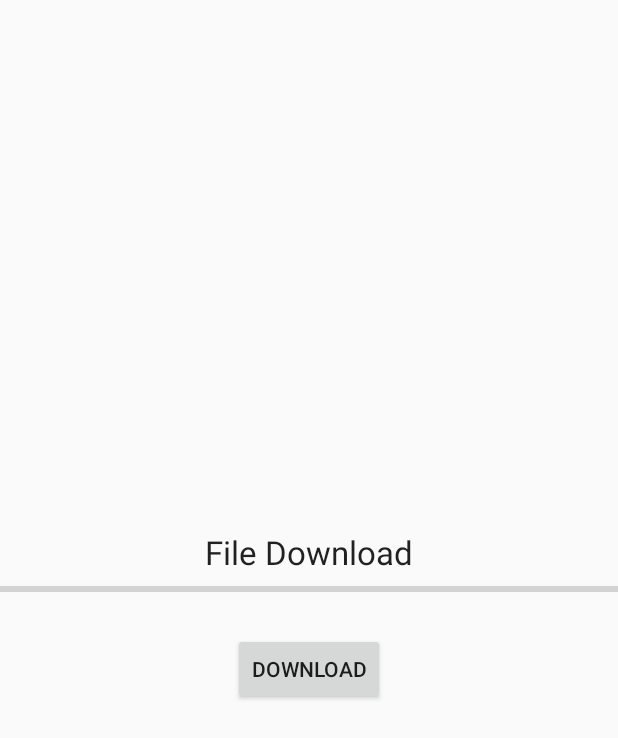
After one commit to Akais24/CS496_BestEver, an Android app: the layout layout.xml on its own in the app's theme, with its tools: preview values and no code run, on a phone screen of 412 x 824 dp. The commit adds this screen. Shown: the top 738 px of the screen. Run offline under Robolectric (Android 15) with nearby library versions, the phone set to English and light mode, and no system bars.

Commit message:
B 탭 갤러리 업로드 다운로드 1차적 성공

```diff
--- a/app/build.gradle
+++ b/app/build.gradle
@@ -31,4 +31,5 @@ dependencies {
     implementation 'jp.wasabeef:glide-transformations:3.3.0'
     implementation 'jp.co.cyberagent.android.gpuimage:gpuimage-library:1.4.1'
     implementation 'com.android.support:cardview-v7:23.0.+'
+    implementation 'com.koushikdutta.ion:ion:2.+'
 }
--- a/app/src/main/java/com/example/q/swipe_tab/Fragment1/Fragment1.java
+++ b/app/src/main/java/com/example/q/swipe_tab/Fragment1/Fragment1.java
@@ -24,7 +24,7 @@ public class Fragment1 extends Fragment /*implements View.OnClickListener*/ {
     //@Nullable
     @Override
     public View onCreateView(LayoutInflater inflater, ViewGroup container, Bundle savedInstanceState) {
-        View view = inflater.inflate(R.layout.fragment1, container, false);
+        View view = inflater.inflate(R.layout.fragment1_floating_recycler, container, false);
         return view;
     }
 
--- a/app/src/main/java/com/example/q/swipe_tab/Fragment2/mRecyclerAdapter.java
+++ b/app/src/main/java/com/example/q/swipe_tab/Fragment2/mRecyclerAdapter.java
@@ -100,7 +100,8 @@ public class mRecyclerAdapter extends RecyclerView.Adapter<mRecyclerAdapter.View
                                 File f1 = new File(mBasePath + "/" + mdata[position]);
                                 if(f1.delete()){
                                     mdata = file.list();
-                                    notifyItemRemoved(position);
+//                                    notifyItemRemoved(position);
+                                    notifyDataSetChanged();
                                     Toast.makeText(mContext, "사진이 삭제되었습니다.", Toast.LENGTH_SHORT).show();
                                 }else{
                                     Toast.makeText(mContext, "사진 삭제에 실패했습니다. 사진 파일이 있는지 확인해주십시오.", Toast.LENGTH_SHORT).show();
--- /dev/null
+++ b/app/src/main/res/layout/layout.xml
@@ -0,0 +1,40 @@
+<?xml version="1.0" encoding="utf-8"?>
+
+<LinearLayout xmlns:android="http://schemas.android.com/apk/res/android"
+    android:orientation="vertical"
+    android:gravity="center"
+    android:layout_width="match_parent"
+    android:layout_height="match_parent">
+
+    <TextView
+        style="@android:style/TextAppearance.Large"
+        android:layout_gravity="center"
+        android:text="File Download"
+        android:layout_width="wrap_content"
+        android:layout_height="wrap_content"
+        />
+
+    <ProgressBar
+        android:minHeight="20dp"
+        android:maxHeight="20dp"
+        android:id="@+id/progress"
+        style="?android:attr/progressBarStyleHorizontal"
+        android:layout_width="match_parent"
+        android:layout_height="wrap_content"
+        android:layout_gravity="center"/>
+
+    <TextView
+        android:layout_gravity="center"
+        android:id="@+id/download_count"
+        android:layout_width="wrap_content"
+        android:layout_height="wrap_content"
+        />
+
+    <Button
+        android:layout_gravity="center"
+        android:id="@+id/download"
+        android:text="Download"
+        android:layout_width="wrap_content"
+        android:layout_height="wrap_content"
+        />
+</LinearLayout>
--- a/app/src/main/res/values/strings.xml
+++ b/app/src/main/res/values/strings.xml
@@ -1,5 +1,7 @@
 <resources>
     <string name="app_name">CS496_BestEver</string>
+    <string name="server2_addr">hahah</string>
+    <string name="server1_addr">52.231.66.36:60722</string>
 
     <string-array
         name="popup_spinner_array">
```
Also changed, not shown: app/src/main/java/com/example/q/swipe_tab/Fragment2/Fragment2_main.java (+251 -9 lines), app/src/main/java/com/example/q/swipe_tab/Fragment2/GsonDataClass.java (added, +14 -0 lines), app/src/main/res/layout/fragment1.xml (deleted, +0 -9 lines).
